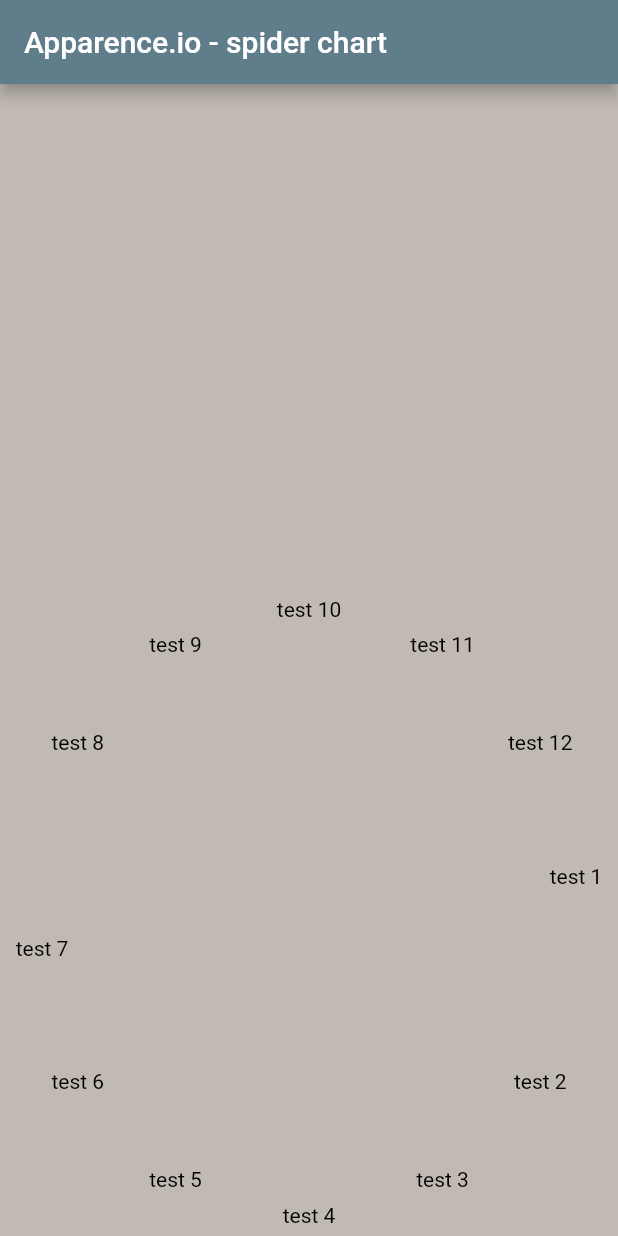
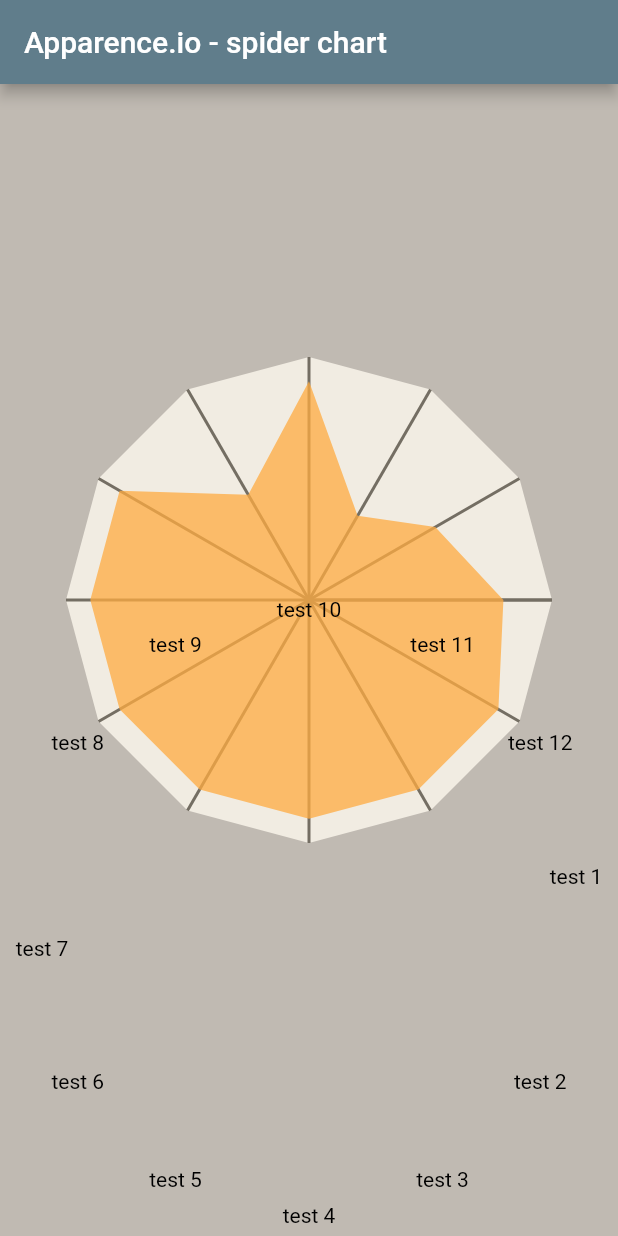
Before and after one commit to g-apparence/spiderchart, a Flutter app: the screen it shows after launch, on a phone screen of 412 x 824 dp. Run offline on Flutter 3.47's test engine with Material 2 defaults, Android fonts, the phone set to English and light mode, and no system bars; statements that could not run were skipped.

Commit message:
add option for draw or not the steps pentagon and the circle on center same for circle near labels, replace label string by text widget to allow customize labels styles

```diff
--- a/example/lib/main.dart
+++ b/example/lib/main.dart
@@ -143,7 +143,8 @@ class _MyHomePageState extends State<MyHomePage> with TickerProviderStateMixin {
       activeLabelColor: Colors.red,
       nbSides: 12,
       borderPaintingStyle: PaintingStyle.fill,
-      borderOrFillColor: Color(0xfff1ec2),
+      borderOrFillColor: Color(0xfff1ece2),
+      drawSteps: false,
       labels: [
         SpiderChartStatModel(roundSize: 0, label: Text("test 1")),
         SpiderChartStatModel(roundSize: 0, label: Text("test 2")),
--- a/lib/label_painter.dart
+++ b/lib/label_painter.dart
@@ -10,15 +10,17 @@ class SpiderChartLabelDrawer extends CustomPainter {
   final Text label;
   final Color lineColor;
   final PositionListener positionListener;
+  final bool drawCircle;
   Offset labelCenter;
 
   SpiderChartLabelDrawer({
     this.label,
     @required this.nbSides,
     @required this.sideIndex,
-    @required this.roundSize,
-    @required this.lineColor,
     this.positionListener,
+    this.roundSize,
+    this.lineColor,
+    this.drawCircle,
   });
 
   @override
@@ -31,7 +33,9 @@ class SpiderChartLabelDrawer extends CustomPainter {
     var paneSize = size.width / 2 - 32;
     var center = Offset(size.width / 2, size.height / 2);
     labelCenter = center.rotate(paneSize, nbSides, sideIndex);
-    canvas.drawCircle(labelCenter, roundSize, linePainter);
+    if (drawCircle) {
+      canvas.drawCircle(labelCenter, roundSize, linePainter);
+    }
     if (this.positionListener != null) {
       this.positionListener(labelCenter);
     }
--- a/lib/label_widget.dart
+++ b/lib/label_widget.dart
@@ -6,12 +6,14 @@ class LabelWidget extends StatelessWidget {
   final int index;
   final int nbSides;
   final Color lineColor;
+  final bool drawCicle;
   final SpiderChartStatModel statModel;
 
   LabelWidget({
     this.index,
     this.nbSides,
     this.lineColor,
+    this.drawCicle = false,
     this.statModel,
   });
 
@@ -24,6 +26,7 @@ class LabelWidget extends StatelessWidget {
         sideIndex: index,
         label: statModel.label,
         nbSides: nbSides,
+        drawCircle: drawCicle,
       ),
     );
   }
--- a/lib/spiderchart.dart
+++ b/lib/spiderchart.dart
@@ -26,6 +26,7 @@ class SpiderChartWidget extends StatefulWidget {
   final PaintingStyle borderPaintingStyle;
   final double borderStrokeWidth;
   final Color borderOrFillColor;
+  final bool drawSteps;
 
   SpiderChartWidget({
     Key key,
@@ -36,9 +37,10 @@ class SpiderChartWidget extends StatefulWidget {
     this.onTap,
     this.activeLabel = -1,
     this.activeLabelColor,
-    this.borderPaintingStyle,
-    this.borderStrokeWidth,
-    this.borderOrFillColor,
+    this.borderPaintingStyle = PaintingStyle.fill,
+    this.borderStrokeWidth = 2,
+    this.borderOrFillColor = const Color(0xfff1ece2),
+    this.drawSteps = true,
   }) : super(key: key) {
     assert(
       nbSides <= labels.length,
@@ -124,7 +126,7 @@ class _SpiderChartWidgetState extends State<SpiderChartWidget> with SingleTicker
                 sideIndex: widget.activeLabel,
                 nbSides: widget.nbSides,
                 color: Colors.white,
-                gradient: new RadialGradient(
+                gradient: RadialGradient(
                   radius: .5,
                   colors: <Color>[
                     Colors.lightGreenAccent.withOpacity(0),
@@ -157,6 +159,7 @@ class _SpiderChartWidgetState extends State<SpiderChartWidget> with SingleTicker
           borderPaintingStyle: widget.borderPaintingStyle,
           borderStrokeWidth: widget.borderStrokeWidth,
           borderOrFillColor: widget.borderOrFillColor,
+          drawSteps: widget.drawSteps,
         ),
       ),
     );
```
Also changed, not shown: lib/chart_painter.dart (+5 -8 lines).
